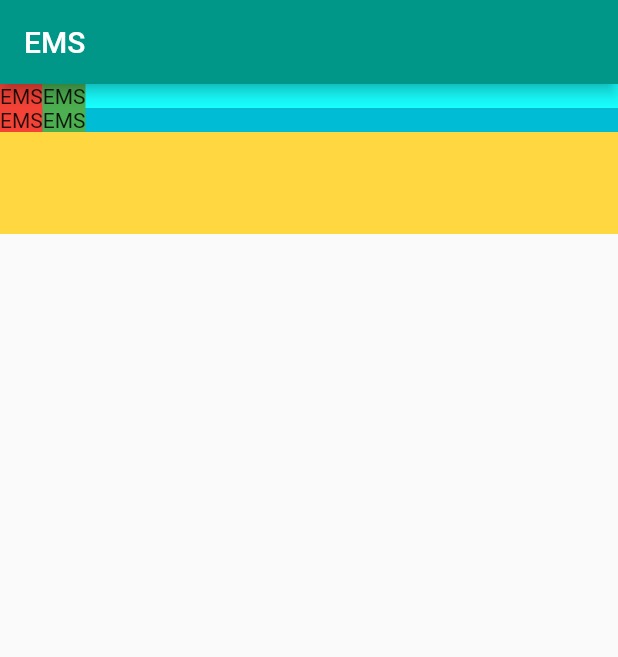
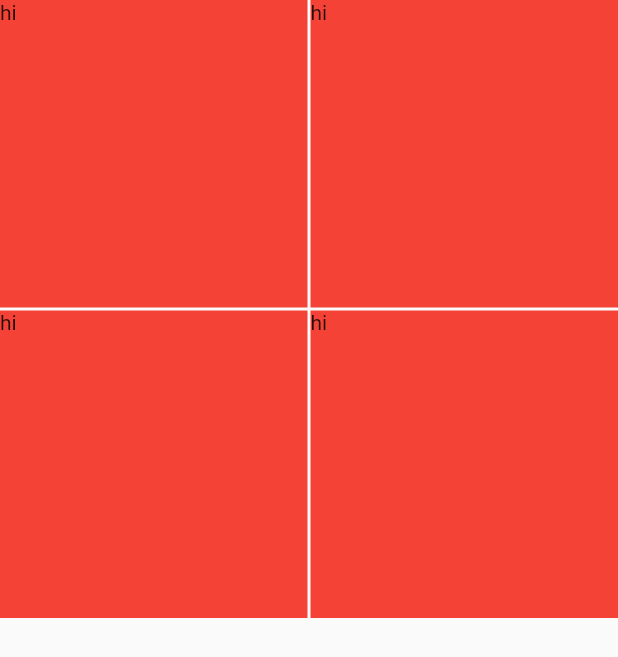
Before and after one commit to Arya0Patil/EMS_Flutter_demo, a Flutter app: the screen it shows after launch, on a phone screen of 412 x 824 dp. Shown: the top 657 px of the screen. Run offline on Flutter 3.47's test engine with Material 2 defaults, Android fonts, the light colour scheme and no system bars; our stand-ins replace animated_splash_screen, fluttertoast, google_fonts.

Commit message:
list-grid-theme

```diff
--- a/lib/main.dart
+++ b/lib/main.dart
@@ -1,3 +1,6 @@
+import 'package:ems_demo/screens/homeScreen.dart';
+import 'package:ems_demo/screens/listViewPage.dart';
+
 import 'package:ems_demo/screens/splashScreen.dart';
 import 'package:flutter/material.dart';
 
@@ -16,7 +19,7 @@ class MyApp extends StatelessWidget {
       theme: ThemeData(
         primarySwatch: Colors.blue,
       ),
-      home: const splashPage(),
+      home: const listPage(),
     );
   }
 }
--- a/lib/screens/homeScreen.dart
+++ b/lib/screens/homeScreen.dart
@@ -11,8 +11,7 @@ class homePage extends StatelessWidget {
         backgroundColor: kPrimaryColor,
         title: Text("EMS"),
       ),
-      body: SingleChildScrollView(
-        child: Container(
+      body: Container(
         height: 100,
         color: Colors.amberAccent,
         child: Column(
@@ -53,7 +52,6 @@ class homePage extends StatelessWidget {
           ],
         ),
       ),
-      ),
     );
   }
 }
--- /dev/null
+++ b/lib/screens/listViewPage.dart
@@ -0,0 +1,38 @@
+import 'package:flutter/material.dart';
+
+class listPage extends StatefulWidget {
+  const listPage({Key? key}) : super(key: key);
+
+  @override
+  _listPageState createState() => _listPageState();
+}
+
+class _listPageState extends State<listPage> {
+  @override
+  Widget build(BuildContext context) {
+    return Scaffold(
+      body: GridView.count(
+        crossAxisSpacing: 2,
+        mainAxisSpacing: 2,
+        crossAxisCount: 2,
+        children: [
+          Container(color: Colors.red, child: Text("hi")),
+          Container(color: Colors.red, child: Text("hi")),
+          Container(color: Colors.red, child: Text("hi")),
+          Container(color: Colors.red, child: Text("hi")),
+        ],
+      ),
+    );
+  }
+}
+
+Widget listView() {
+  return ListView.separated(
+      itemBuilder: (BuildContext context, int index) {
+        return ListTile(
+          title: Text('item $index'),
+        );
+      },
+      separatorBuilder: (BuildContext context, int index) => const Divider(),
+      itemCount: 5);
+}
--- a/pubspec.yaml
+++ b/pubspec.yaml
@@ -36,6 +36,7 @@ dependencies:
   cupertino_icons: ^1.0.2
   google_fonts: ^2.3.1
   animated_splash_screen: ^1.2.0
+  fluttertoast: ^8.0.8
 
 dev_dependencies:
   flutter_test:
```
Also changed, not shown: lib/helper/screens.dart (added, +31 -0 lines), lib/helper/themes.dart (+21 -1 lines), lib/helper/toast.dart (added, +12 -0 lines), lib/screens/signIn.dart (added, +18 -0 lines), pubspec.lock. Lines whose indentation alone changed are shown as unchanged.
